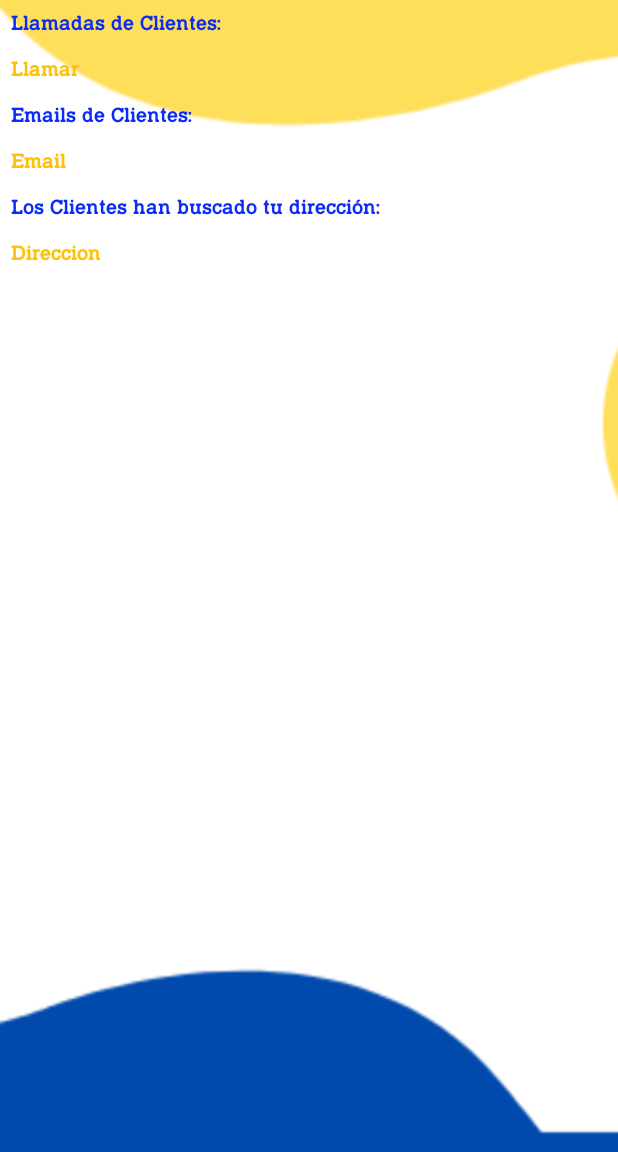
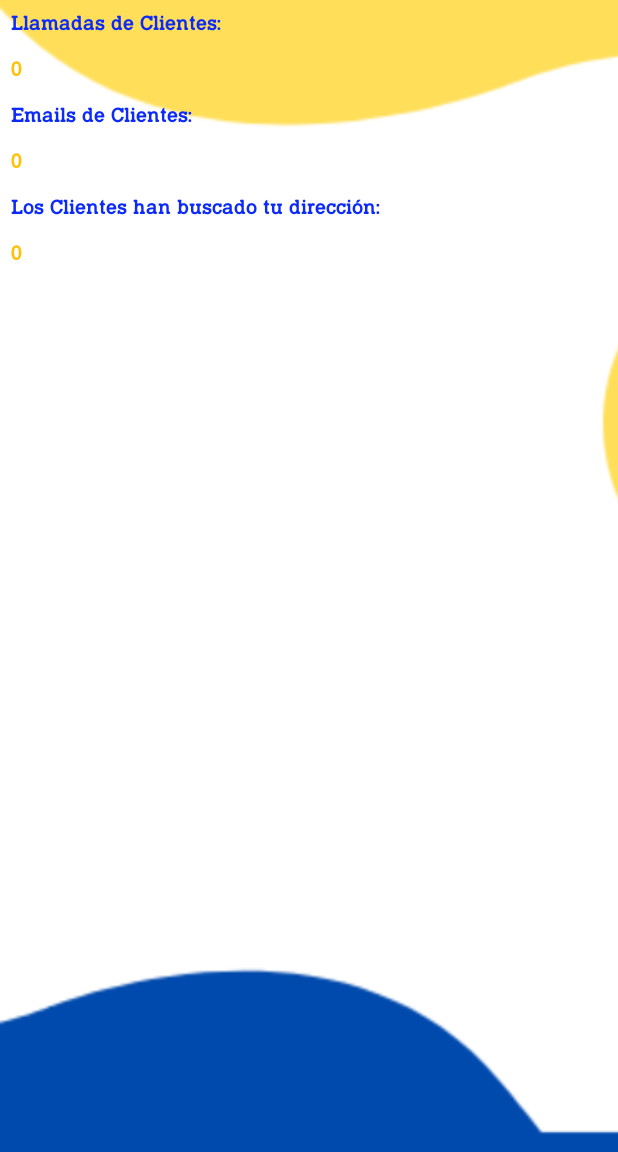
Before and after one commit to GabrielaPrietoH/GoPaisano, an Android app: the fragment mainEmpresa placed in its activity, after a tap on "Agenda", on a phone screen of 412 x 824 dp, the part 84-1236 px from its top. Run offline under Robolectric (Android 15) with nearby library versions, the phone set to English and light mode, and no system bars; our stand-ins replace Firebase (no records; nobody signed in at launch, a user with empty details on screens opened directly); 3 other taps on this screen came first.

Commit message:
add contador

```diff
--- a/app/src/main/java/com/example/proyectopaisanogo/Presentation/mainEmpresa.java
+++ b/app/src/main/java/com/example/proyectopaisanogo/Presentation/mainEmpresa.java
@@ -8,6 +8,7 @@ import android.view.MenuItem;
 import android.view.View;
 import android.view.ViewGroup;
 import android.widget.ImageView;
+import android.widget.TextView;
 
 import androidx.annotation.NonNull;
 import androidx.annotation.Nullable;
@@ -29,6 +30,7 @@ import com.firebase.ui.firestore.FirestoreRecyclerOptions;
 import com.google.android.material.navigation.NavigationView;
 import com.google.firebase.auth.FirebaseAuth;
 import com.google.firebase.auth.FirebaseUser;
+import com.google.firebase.firestore.DocumentSnapshot;
 import com.google.firebase.firestore.FirebaseFirestore;
 import com.google.firebase.firestore.Query;
 import com.google.firebase.storage.FirebaseStorage;
@@ -39,6 +41,10 @@ public class mainEmpresa extends Fragment implements NavigationView.OnNavigation
     private DrawerLayout drawerLayout;
     private FirestoreRecyclerAdapter<Empresa, HelperViewHolder> firestoreAdapter;
     private StorageReference storageRef;
+
+    private FirebaseFirestore db;
+
+    private TextView llamadas, direciones, emails;
     private FirebaseAuth mAuth;
     private String userID;
 
@@ -56,7 +62,6 @@ public class mainEmpresa extends Fragment implements NavigationView.OnNavigation
         }
     }
 
-
     @Override
     public View onCreateView(@NonNull LayoutInflater inflater, @Nullable ViewGroup container,
                              @Nullable Bundle savedInstanceState) {
@@ -69,10 +74,13 @@ public class mainEmpresa extends Fragment implements NavigationView.OnNavigation
         Toolbar toolbar = v.findViewById(R.id.toolbar);
         ((AppCompatActivity) requireActivity()).setSupportActionBar(toolbar);
 
+        llamadas = v.findViewById(R.id.textLlamadas);
+        emails = v.findViewById(R.id.textEmails);
+        direciones = v.findViewById(R.id.textDirection);
+        db = FirebaseFirestore.getInstance();
         drawerLayout = v.findViewById(R.id.drawerLayout);
         NavigationView navigationView = v.findViewById(R.id.navView);
         navigationView.setNavigationItemSelectedListener(this);
-
 
         // Construir la consulta para obtener la empresa del usuario actual
         Query query = firestore.collection("registroEmpresa").whereEqualTo("userID", userID);
@@ -84,12 +92,12 @@ public class mainEmpresa extends Fragment implements NavigationView.OnNavigation
 
             @Override
             protected void onBindViewHolder(@NonNull HelperViewHolder viewHolder, int i, @NonNull Empresa empresa) {
-                viewHolder.nombreEmpresa.setText(String.format(empresa.getNombreEmpresa()));
-                viewHolder.cif.setText(String.format(empresa.getCif()));
-                viewHolder.cp.setText(String.format(empresa.getCp()));
-                viewHolder.direccion.setText(String.format(empresa.getDireccion()));
-                viewHolder.email.setText(String.format(empresa.getEmail()));
-                viewHolder.telefono.setText(String.format(empresa.getTelefono()));
+                viewHolder.nombreEmpresa.setText(empresa.getNombreEmpresa());
+                viewHolder.cif.setText(empresa.getCif());
+                viewHolder.cp.setText(empresa.getCp());
+                viewHolder.direccion.setText(empresa.getDireccion());
+                viewHolder.email.setText(empresa.getEmail());
+                viewHolder.telefono.setText(empresa.getTelefono());
 
                 // Cargar la imagen utilizando Glide
                 loadImage(requireContext(), empresa.getUserID(), viewHolder.imageView);
@@ -101,8 +109,10 @@ public class mainEmpresa extends Fragment implements NavigationView.OnNavigation
                 View view = LayoutInflater.from(parent.getContext()).inflate(R.layout.display_item, parent, false);
                 return new HelperViewHolder(view);
             }
+        };
 
-        };
+        fetchAndDisplayData(userID); // Llama al método para obtener y mostrar los datos
+
         setupToolbar(v);
         recyclerView.setAdapter(firestoreAdapter);
         return v;
@@ -120,6 +130,7 @@ public class mainEmpresa extends Fragment implements NavigationView.OnNavigation
         firestoreAdapter.stopListening();
     }
 
+    @Override
     public boolean onNavigationItemSelected(@NonNull MenuItem menuItem) {
         int id = menuItem.getItemId();
 
@@ -132,13 +143,11 @@ public class mainEmpresa extends Fragment implements NavigationView.OnNavigation
             navigateToFragment(loginEmpresa.class, "Logout");
         }
 
-        mAuth = FirebaseAuth.getInstance();
         drawerLayout.closeDrawers();
         return true;
-
     }
 
-    private void navigateToFragment(Class fragmentClass, String tag) {
+    private void navigateToFragment(Class<? extends Fragment> fragmentClass, String tag) {
         FragmentManager fragmentManager = requireActivity().getSupportFragmentManager();
         fragmentManager.beginTransaction()
                 .replace(R.id.fragment_container, fragmentClass, null)
@@ -147,10 +156,8 @@ public class mainEmpresa extends Fragment implements NavigationView.OnNavigation
                 .commit();
     }
 
-
     private void setupToolbar(View view) {
-        Toolbar toolbar;
-        toolbar = view.findViewById(R.id.toolbar);
+        Toolbar toolbar = view.findViewById(R.id.toolbar);
         ActionBarDrawerToggle toggle = new ActionBarDrawerToggle(requireActivity(), drawerLayout, toolbar,
                 R.string.open, R.string.close);
         drawerLayout.addDrawerListener(toggle);
@@ -164,4 +171,35 @@ public class mainEmpresa extends Fragment implements NavigationView.OnNavigation
                 .into(imageView)).addOnFailureListener(exception -> imageView.setVisibility(View.GONE));
     }
 
+    private void fetchAndDisplayData(String userID) {
+        db.collection("registroEmpresa").document(userID)
+                .get()
+                .addOnCompleteListener(task -> {
+                    if (task.isSuccessful()) {
+                        DocumentSnapshot document = task.getResult();
+                        if (document.exists()) {
+                            // Obtén los datos del documento
+                            Long contadorLlamadas = document.getLong("contadorLlamadas");
+                            Long contadorEmails = document.getLong("contadorEmails");
+                            Long contadorDirecciones = document.getLong("contadorDirecciones");
+
+                            // Actualiza los TextViews
+                            llamadas.setText(String.valueOf(contadorLlamadas != null ? contadorLlamadas : 0));
+                            emails.setText(String.valueOf(contadorEmails != null ? contadorEmails : 0));
+                            direciones.setText(String.valueOf(contadorDirecciones != null ? contadorDirecciones : 0));
+                        } else {
+                            // El documento no existe, establecer valores por defecto
+                            llamadas.setText("0");
+                            emails.setText("0");
+                            direciones.setText("0");
+                        }
+                    } else {
+                        // Error al obtener el documento
+                        llamadas.setText(R.string.error);
+                        emails.setText(R.string.error);
+                        direciones.setText(R.string.error);
+                    }
+                });
+    }
+
 }
--- a/app/src/main/res/layout/fragment_calendario_empresa.xml
+++ b/app/src/main/res/layout/fragment_calendario_empresa.xml
@@ -52,33 +52,6 @@
 
         </LinearLayout>
 
-
-
-        <!-- <CalendarView para mostrar el calendario de la empresa -->
-        <!-- <CalendarView -->
-        <!--     android:id="@+id/tvCitaInfoEView" -->
-        <!--     android:layout_width="wrap_content" -->
-        <!--     android:layout_height="wrap_content" -->
-        <!--     android:layout_gravity="center"/> Utiliza layout_weight para asegurar que el CalendarView utilice la mayoría del espacio vertical disponible -->
-
-        <!-- <LinearLayout -->
-        <!--     android:layout_width="match_parent" -->
-        <!--     android:layout_height="match_parent" -->
-        <!--     android:orientation="vertical"> -->
-
-        <!-- TextView para mostrar información sobre la cita seleccionada -->
-        <!-- <TextView -->
-        <!--     android:id="@+id/tvCitaInfo" -->
-        <!--     android:layout_width="match_parent" -->
-        <!--     android:layout_height="match_parent" -->
-        <!--     android:padding="@dimen/size_extra_small" -->
-        <!--     android:textColor="@color/colorPrimaryDark" -->
-        <!--     android:fontFamily="@font/typo_irregular" -->
-        <!--     android:text="@string/detalles_de_la_cita" /> -->
-
-
-
-
     <LinearLayout
         android:layout_width="match_parent"
         android:layout_height="wrap_content"
@@ -92,9 +65,9 @@
             android:layout_height="wrap_content"
             android:layout_weight="1"
             android:background="@null"
-            android:text="Back"
+            android:text="@string/back"
             android:textColor="@color/blue"
-            android:textSize="20sp"
+            android:textSize="40sp"
             android:textStyle="bold" />
 
         <TextView
@@ -102,7 +75,7 @@
             android:layout_width="0dp"
             android:layout_height="wrap_content"
             android:layout_weight="2"
-            android:text="Feb 2021"
+            android:text="@string/fecha"
             android:textAlignment="center"
             android:textColor="@color/black"
             android:textSize="20sp" />
@@ -113,9 +86,9 @@
             android:layout_height="wrap_content"
             android:layout_weight="1"
             android:background="@null"
-            android:text="Forward"
+            android:text="@string/forward"
             android:textColor="@color/blue"
-            android:textSize="20sp"
+            android:textSize="40sp"
             android:textStyle="bold" />
 
     </LinearLayout>
@@ -138,7 +111,7 @@
             android:layout_width="0dp"
             android:layout_height="wrap_content"
             android:layout_weight="1"
-            android:text="SUN"
+            android:text="@string/sun"
             android:textAlignment="center"
             android:textColor="@color/blueDark"
             android:textSize="16sp" />
@@ -147,7 +120,7 @@
             android:layout_width="0dp"
             android:layout_height="wrap_content"
             android:layout_weight="1"
-            android:text="MON"
+            android:text="@string/mon"
             android:textAlignment="center"
             android:textColor="@color/blueDark"
             android:textSize="16sp" />
@@ -156,7 +129,7 @@
             android:layout_width="0dp"
             android:layout_height="wrap_content"
             android:layout_weight="1"
-            android:text="TUE"
+            android:text="@string/tue"
             android:textAlignment="center"
             android:textColor="@color/blueDark"
             android:textSize="16sp" />
@@ -165,7 +138,7 @@
             android:layout_width="0dp"
             android:layout_height="wrap_content"
             android:layout_weight="1"
-            android:text="WED"
+            android:text="@string/wed"
             android:textAlignment="center"
             android:textColor="@color/blueDark"
             android:textSize="16sp" />
@@ -174,7 +147,7 @@
             android:layout_width="0dp"
             android:layout_height="wrap_content"
             android:layout_weight="1"
-            android:text="THUR"
+            android:text="@string/thur"
             android:textAlignment="center"
             android:textColor="@color/blueDark"
             android:textSize="16sp" />
@@ -183,7 +156,7 @@
             android:layout_width="0dp"
             android:layout_height="wrap_content"
             android:layout_weight="1"
-            android:text="FRI"
+            android:text="@string/fri"
             android:textAlignment="center"
             android:textColor="@color/blueDark"
             android:textSize="16sp" />
@@ -192,10 +165,11 @@
             android:layout_width="0dp"
             android:layout_height="wrap_content"
             android:layout_weight="1"
-            android:text="SAT"
+            android:text="@string/sat"
             android:textAlignment="center"
             android:textColor="@color/blueDark"
             android:textSize="16sp" />
+
 
     </LinearLayout>
 
--- a/app/src/main/res/values/strings.xml
+++ b/app/src/main/res/values/strings.xml
@@ -64,4 +64,15 @@
     <string name="d_a_seleccionado">"Día seleccionado: "</string>
     <string name="dia_seleccionado">"Día seleccionado: "</string>
     <string name="error_al_buscar_citas">\nError al buscar citas.</string>
+    <string name="fecha">Fecha</string>
+    <string name="back"><![CDATA[<-]]></string>
+    <string name="forward"><![CDATA[->]]></string>
+    <string name="sun">SUN</string>
+    <string name="mon">MON</string>
+    <string name="tue">TUE</string>
+    <string name="wed">WED</string>
+    <string name="thur">THUR</string>
+    <string name="fri">FRI</string>
+    <string name="sat">SAT</string>
+    <string name="error">Error</string>
 </resources>
```
Also changed, not shown: app/src/main/java/com/example/proyectopaisanogo/Presentation/calendarioCliente.java (+2 -51 lines), app/src/main/java/com/example/proyectopaisanogo/Presentation/calendarioEmpresa.java (+2 -5 lines), app/src/main/res/layout/fragment_calendario_cliente.xml (+11 -10 lines).
